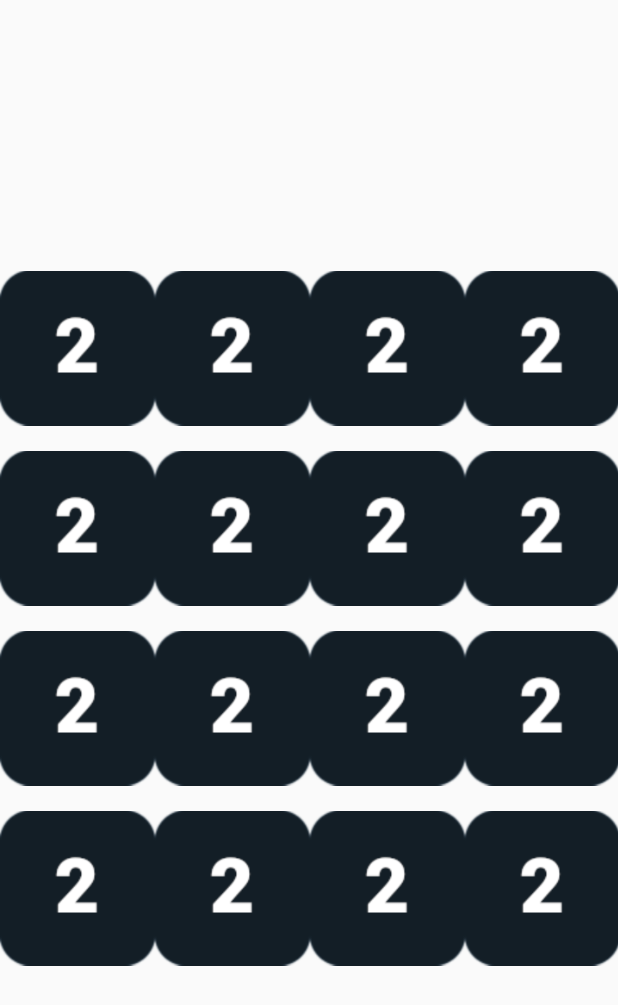
After one commit to Wurzsag/Space2048, an Android app: the GameActivity screen opened directly, with no data from a screen before it, on a phone screen of 412 x 824 dp. The commit adds this screen. Shown: the top 1005 px of the screen. Run offline under Robolectric (Android 15) with nearby library versions, the phone set to English and light mode, and no system bars.

Commit message:
Implement GameActivity

```diff
--- a/app/src/main/AndroidManifest.xml
+++ b/app/src/main/AndroidManifest.xml
@@ -9,6 +9,7 @@
         android:roundIcon="@mipmap/ic_launcher_round"
         android:supportsRtl="true"
         android:theme="@style/AppTheme">
+        <activity android:name=".GameActivity"></activity>
         <activity android:name=".MainActivity">
             <intent-filter>
                 <action android:name="android.intent.action.MAIN" />
--- /dev/null
+++ b/app/src/main/java/fi/tuni/space2048/GameActivity.java
@@ -0,0 +1,37 @@
+package fi.tuni.space2048;
+
+import androidx.appcompat.app.AppCompatActivity;
+
+import android.os.Bundle;
+import android.widget.ImageView;
+import android.widget.TableLayout;
+import android.widget.TableRow;
+
+public class GameActivity extends AppCompatActivity {
+
+    private TableLayout gameGrid;
+    private ImageView gameCells[][];
+
+    @Override
+    protected void onCreate(Bundle savedInstanceState) {
+        super.onCreate(savedInstanceState);
+        setContentView(R.layout.activity_game);
+        gameGrid = findViewById(R.id.gameGrid);
+        gameCells = new ImageView[4][4];
+
+        showGrid();
+    }
+
+    private void showGrid() {
+        for (int row = 0; row < gameCells.length; row++) {
+            TableRow tableRow = new TableRow(this);
+
+            for (int column = 0; column < gameCells.length; column++) {
+                gameCells[row][column] = new ImageView(this);
+                gameCells[row][column].setImageResource(R.drawable.test2);
+                tableRow.addView(gameCells[row][column]);
+            }
+            gameGrid.addView(tableRow);
+        }
+    }
+}
--- a/app/src/main/java/fi/tuni/space2048/MainActivity.java
+++ b/app/src/main/java/fi/tuni/space2048/MainActivity.java
@@ -15,8 +15,8 @@ public class MainActivity extends AppCompatActivity {
     }
 
     public void startGame(View button) {
-        //Intent i = new Intent(this, GameActivity.class);
-        //startActivity(i);
+        Intent i = new Intent(this, GameActivity.class);
+        startActivity(i);
     }
 
     public void showScore(View button) {
--- /dev/null
+++ b/app/src/main/res/layout/activity_game.xml
@@ -0,0 +1,12 @@
+<?xml version="1.0" encoding="utf-8"?>
+<TableLayout xmlns:android="http://schemas.android.com/apk/res/android"
+    xmlns:app="http://schemas.android.com/apk/res-auto"
+    xmlns:tools="http://schemas.android.com/tools"
+    android:id="@+id/gameGrid"
+    android:layout_width="match_parent"
+    android:layout_height="match_parent"
+    android:shrinkColumns="*"
+    android:gravity="center"
+    tools:context=".GameActivity">
+
+</TableLayout>
```
Also changed, not shown: app/src/main/res/drawable/test2.png (added).
